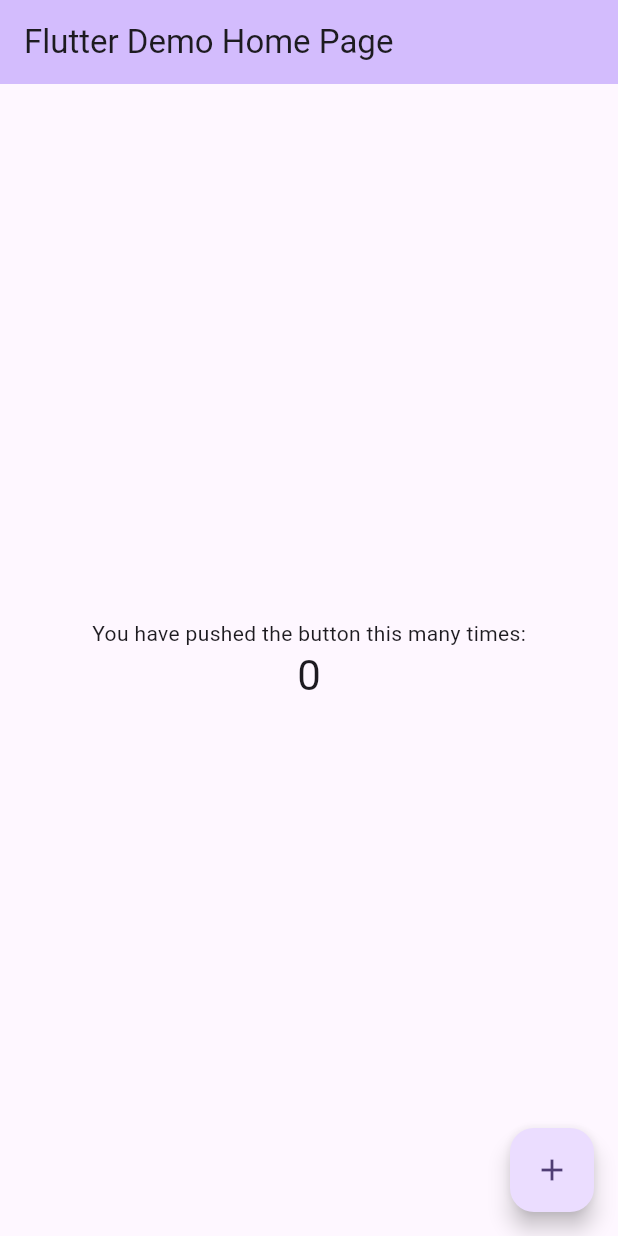
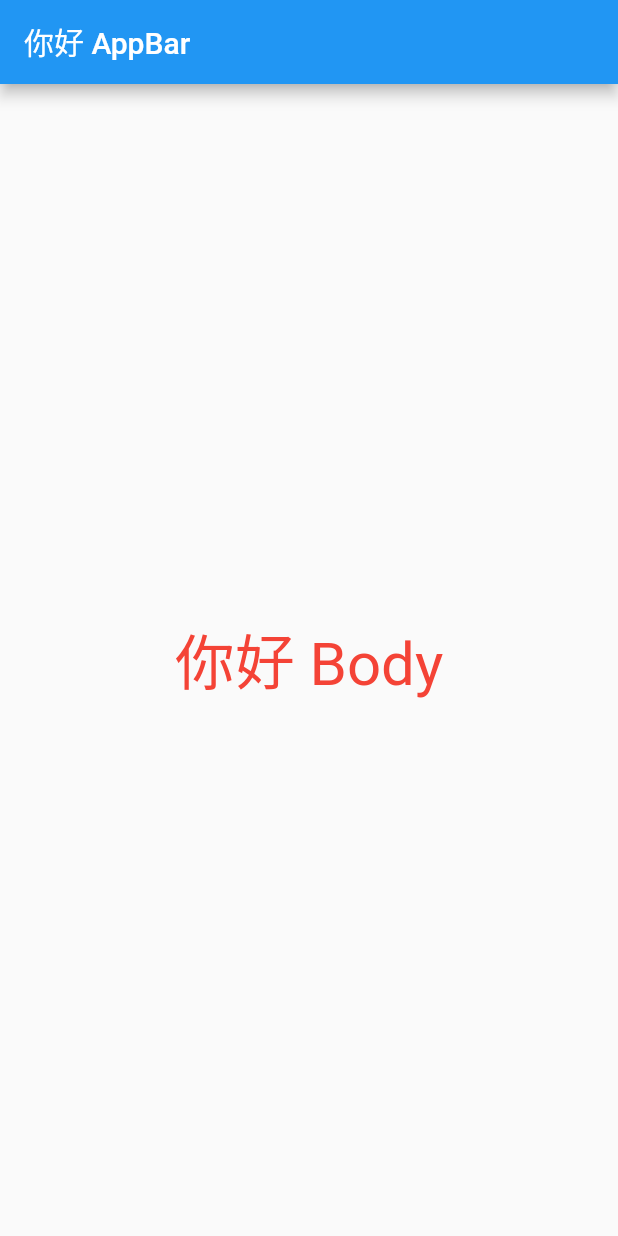
Before and after one commit to groupmytool/mytool-flutter-demo, a Flutter app: the screen it shows after launch, on a phone screen of 412 x 824 dp. Run offline on Flutter 3.47's test engine with Material 2 defaults, Android fonts, the phone set to English and light mode, and no system bars.

Commit message:
认识 MaterialApp 和 Scaffold

```diff
--- a/lib/main.dart
+++ b/lib/main.dart
@@ -1,125 +1,16 @@
 import 'package:flutter/material.dart';
 
 void main() {
-  runApp(const MyApp());
-}
-
-class MyApp extends StatelessWidget {
-  const MyApp({super.key});
-
-  // This widget is the root of your application.
-  @override
-  Widget build(BuildContext context) {
-    return MaterialApp(
-      title: 'Flutter Demo',
-      theme: ThemeData(
-        // This is the theme of your application.
-        //
-        // TRY THIS: Try running your application with "flutter run". You'll see
-        // the application has a blue toolbar. Then, without quitting the app,
-        // try changing the seedColor in the colorScheme below to Colors.green
-        // and then invoke "hot reload" (save your changes or press the "hot
-        // reload" button in a Flutter-supported IDE, or press "r" if you used
-        // the command line to start the app).
-        //
-        // Notice that the counter didn't reset back to zero; the application
-        // state is not lost during the reload. To reset the state, use hot
-        // restart instead.
-        //
-        // This works for code too, not just values: Most code changes can be
-        // tested with just a hot reload.
-        colorScheme: ColorScheme.fromSeed(seedColor: Colors.deepPurple),
-        useMaterial3: true,
-      ),
-      home: const MyHomePage(title: 'Flutter Demo Home Page'),
-    );
-  }
-}
-
-class MyHomePage extends StatefulWidget {
-  const MyHomePage({super.key, required this.title});
-
-  // This widget is the home page of your application. It is stateful, meaning
-  // that it has a State object (defined below) that contains fields that affect
-  // how it looks.
-
-  // This class is the configuration for the state. It holds the values (in this
-  // case the title) provided by the parent (in this case the App widget) and
-  // used by the build method of the State. Fields in a Widget subclass are
-  // always marked "final".
-
-  final String title;
-
-  @override
-  State<MyHomePage> createState() => _MyHomePageState();
-}
-
-class _MyHomePageState extends State<MyHomePage> {
-  int _counter = 0;
-
-  void _incrementCounter() {
-    setState(() {
-      // This call to setState tells the Flutter framework that something has
-      // changed in this State, which causes it to rerun the build method below
-      // so that the display can reflect the updated values. If we changed
-      // _counter without calling setState(), then the build method would not be
-      // called again, and so nothing would appear to happen.
-      _counter++;
-    });
-  }
-
-  @override
-  Widget build(BuildContext context) {
-    // This method is rerun every time setState is called, for instance as done
-    // by the _incrementCounter method above.
-    //
-    // The Flutter framework has been optimized to make rerunning build methods
-    // fast, so that you can just rebuild anything that needs updating rather
-    // than having to individually change instances of widgets.
-    return Scaffold(
-      appBar: AppBar(
-        // TRY THIS: Try changing the color here to a specific color (to
-        // Colors.amber, perhaps?) and trigger a hot reload to see the AppBar
-        // change color while the other colors stay the same.
-        backgroundColor: Theme.of(context).colorScheme.inversePrimary,
-        // Here we take the value from the MyHomePage object that was created by
-        // the App.build method, and use it to set our appbar title.
-        title: Text(widget.title),
-      ),
-      body: Center(
-        // Center is a layout widget. It takes a single child and positions it
-        // in the middle of the parent.
-        child: Column(
-          // Column is also a layout widget. It takes a list of children and
-          // arranges them vertically. By default, it sizes itself to fit its
-          // children horizontally, and tries to be as tall as its parent.
-          //
-          // Column has various properties to control how it sizes itself and
-          // how it positions its children. Here we use mainAxisAlignment to
-          // center the children vertically; the main axis here is the vertical
-          // axis because Columns are vertical (the cross axis would be
-          // horizontal).
-          //
-          // TRY THIS: Invoke "debug painting" (choose the "Toggle Debug Paint"
-          // action in the IDE, or press "p" in the console), to see the
-          // wireframe for each widget.
-          mainAxisAlignment: MainAxisAlignment.center,
-          children: <Widget>[
-            const Text(
-              'You have pushed the button this many times:',
-            ),
-            Text(
-              '$_counter',
-              style: Theme.of(context).textTheme.headlineMedium,
-            ),
-          ],
+  runApp(MaterialApp(
+    home: Scaffold(
+      appBar: AppBar(title: const Text("你好 AppBar")),
+      body: const Center(
+        child: Text(
+          "你好 Body",
+          textDirection: TextDirection.ltr,
+          style: TextStyle(color: Colors.red, fontSize: 40),
         ),
       ),
-      floatingActionButton: FloatingActionButton(
-        onPressed: _incrementCounter,
-        tooltip: 'Increment',
-        child: const Icon(Icons.add),
-      ), // This trailing comma makes auto-formatting nicer for build methods.
-    );
-  }
+    ),
+  ));
 }
```
